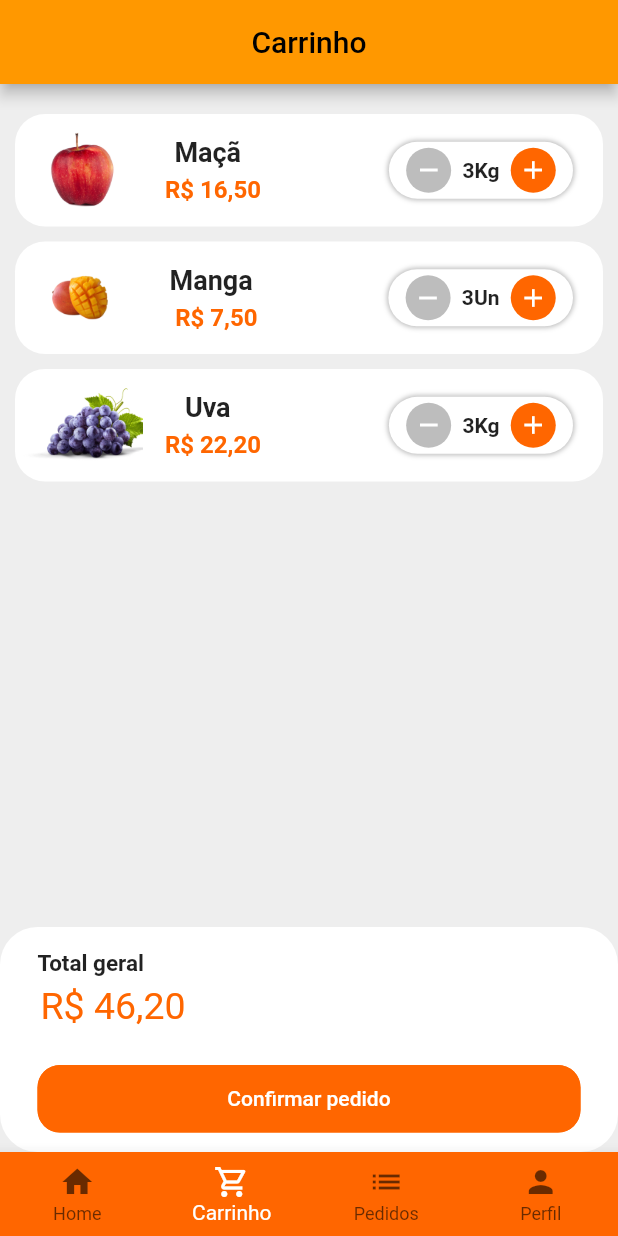
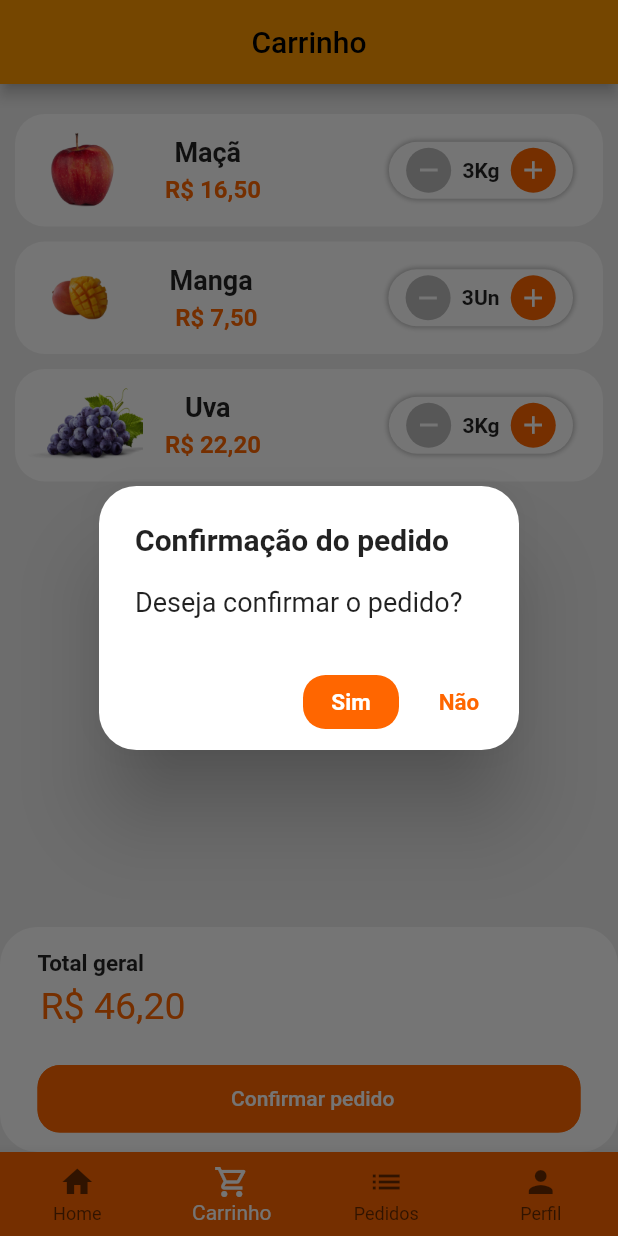
Before and after one commit to nathansnts/quitanda_virtual, a Flutter app: the BaseScreen screen opened directly, item 2 of the bottom bar chosen, after a tap on "Confirmar pedido", on a phone screen of 412 x 824 dp. Run offline on Flutter 3.47's test engine with Material 2 defaults, Android fonts, the phone set to English and light mode, and no system bars; our stand-ins replace animated_text_kit, badges, mask_text_input_formatter.

Commit message:
Add new files and updates

```diff
--- /dev/null
+++ b/lib/src/models/date_time_formatter.dart
@@ -0,0 +1,9 @@
+import 'package:intl/intl.dart';
+
+abstract class DateTimeFormat {
+  static String formatDateTime(DateTime dateTime) {
+    var dateTimeFormat = DateFormat('dd/MM/yyyy kk:mm').format(dateTime);
+
+    return dateTimeFormat;
+  }
+}
--- a/lib/src/pages/cart/cart_page.dart
+++ b/lib/src/pages/cart/cart_page.dart
@@ -185,7 +185,63 @@ class _CartPageState extends State<CartPage> {
                   child: ButtonConfirm(
                     title: 'Confirmar pedido',
                     colorButton: CustomColors.customContrastsColor,
-                    onPressedConfirm: () {},
+                    onPressedConfirm: () => showDialog<String>(
+                      context: context,
+                      barrierDismissible: false,
+                      builder: (context) => AlertDialog(
+                        shape: const RoundedRectangleBorder(
+                          borderRadius: BorderRadius.all(
+                            Radius.circular(25),
+                          ),
+                        ),
+                        title: const Text(
+                          'Confirmação do pedido',
+                          style: TextStyle(
+                            fontSize: 20,
+                            fontWeight: FontWeight.bold,
+                          ),
+                        ),
+                        content: const Text(
+                          'Deseja confirmar o pedido?',
+                          style: TextStyle(
+                            fontSize: 18,
+                          ),
+                        ),
+                        actions: [
+                          TextButton(
+                            style: ButtonStyle(
+                              backgroundColor: MaterialStateProperty.all(
+                                  CustomColors.customContrastsColor),
+                              shape: MaterialStateProperty.all(
+                                RoundedRectangleBorder(
+                                  borderRadius: BorderRadius.circular(15),
+                                ),
+                              ),
+                            ),
+                            onPressed: () {},
+                            child: const Text(
+                              'Sim',
+                              style: TextStyle(
+                                  fontSize: 15,
+                                  fontWeight: FontWeight.bold,
+                                  color: Colors.white),
+                            ),
+                          ),
+                          TextButton(
+                            onPressed: () {
+                              Navigator.pop(context, 'Não');
+                            },
+                            child: Text(
+                              'Não',
+                              style: TextStyle(
+                                  fontSize: 15,
+                                  fontWeight: FontWeight.bold,
+                                  color: CustomColors.customContrastsColor),
+                            ),
+                          ),
+                        ],
+                      ),
+                    ),
                   ),
                 ),
               ],
--- a/lib/src/pages/home/home_page.dart
+++ b/lib/src/pages/home/home_page.dart
@@ -1,6 +1,5 @@
 import 'package:badges/badges.dart';
 import 'package:flutter/material.dart';
-import 'package:intl/intl.dart';
 import 'package:quitanda_virtual/src/config/custom_colors.dart';
 import 'package:quitanda_virtual/src/models/currency_formatter.dart';
 import 'package:quitanda_virtual/src/pages/home/components/category_tile.dart';
--- /dev/null
+++ b/lib/src/pages/orders/components/order_tile.dart
@@ -0,0 +1,167 @@
+import 'package:flutter/material.dart';
+import 'package:quitanda_virtual/src/config/app_data.dart';
+import 'package:quitanda_virtual/src/config/custom_colors.dart';
+import 'package:quitanda_virtual/src/models/currency_formatter.dart';
+
+import 'package:quitanda_virtual/src/models/date_time_formatter.dart';
+import 'package:quitanda_virtual/src/models/order_model.dart';
+import 'package:quitanda_virtual/src/widgets/button_confirm.dart';
+import 'package:quitanda_virtual/src/widgets/progress_order.dart';
+
+class OrderTile extends StatelessWidget {
+  final OrderModel order;
+  const OrderTile({super.key, required this.order});
+
+  @override
+  Widget build(BuildContext context) {
+    return Card(
+      shape: RoundedRectangleBorder(
+        borderRadius: BorderRadius.circular(10),
+      ),
+      //Widget que expande e diminui o conteúdo
+      child: Theme(
+        data: ThemeData().copyWith(
+          dividerColor: Colors.transparent,
+        ),
+        child: ExpansionTile(
+          textColor: CustomColors.customContrastsColor,
+          title: Column(
+            //Crescimento no eixo vertical o mínimo possível
+            mainAxisSize: MainAxisSize.min,
+            crossAxisAlignment: CrossAxisAlignment.start,
+            children: [
+              Text('Pedido: ${order.id}'),
+              const SizedBox(
+                height: 5,
+              ),
+              Text(
+                DateTimeFormat.formatDateTime(order.createDateTime),
+              ),
+              const SizedBox(
+                height: 4,
+              ),
+            ],
+          ),
+          childrenPadding: const EdgeInsets.fromLTRB(16, 0, 16, 16),
+          children: [
+            SizedBox(
+              height: 220,
+              child: Row(
+                children: [
+                  Expanded(
+                    //proporção de crescimento do expanded
+                    flex: 3,
+                    child: ListView(
+                      children: order.items
+                          .map(
+                            (i) => Row(
+                              children: [
+                                Text(
+                                  '${i.quantity.toString()} ${i.item.unit}',
+                                  style: const TextStyle(
+                                      fontWeight: FontWeight.bold),
+                                ),
+                                const SizedBox(
+                                  width: 2,
+                                ),
+                                Text(
+                                  i.item.name,
+                                  style: const TextStyle(
+                                      fontWeight: FontWeight.bold),
+                                ),
+                                //Ocupa o maior espaço possível entre dois widgets
+                                const Spacer(),
+                                Text(
+                                  CurrencyFormatter.formatCurrency(
+                                    i.item.price,
+                                  ),
+                                  style: const TextStyle(
+                                      fontWeight: FontWeight.bold),
+                                ),
+                              ],
+                            ),
+                          )
+                          .toList(),
+                    ),
+                  ),
+                  VerticalDivider(
+                    width: 20,
+                    thickness: 1,
+                    indent: 0,
+                    endIndent: 35,
+                    color: Colors.grey[800],
+                  ),
+                  Expanded(
+                    flex: 2,
+                    child: Column(
+                      crossAxisAlignment: CrossAxisAlignment.start,
+                      children: [
+                        const ProgressOrder(
+                          title: 'Pedido confirmado',
+                          icon: Icons.check,
+                        ),
+                        VerticalDivider(
+                          thickness: 1,
+                          indent: 5,
+                          endIndent: 5,
+                          color: Colors.grey[500],
+                        ),
+                        const ProgressOrder(title: 'Pagamento'),
+                        VerticalDivider(
+                          thickness: 1,
+                          indent: 5,
+                          endIndent: 5,
+                          color: Colors.grey[500],
+                        ),
+                        const ProgressOrder(title: 'Preparando'),
+                        VerticalDivider(
+                          thickness: 1,
+                          indent: 5,
+                          endIndent: 5,
+                          color: Colors.grey[500],
+                        ),
+                        const ProgressOrder(title: 'Envio'),
+                        VerticalDivider(
+                          thickness: 1,
+                          indent: 5,
+                          endIndent: 5,
+                          color: Colors.grey[500],
+                        ),
+                        const ProgressOrder(title: 'Entregue')
+                      ],
+                    ),
+                  ),
+                ],
+              ),
+            ),
+            Row(
+              children: [
+                const Text(
+                  'Total:',
+                  style: TextStyle(fontSize: 20, fontWeight: FontWeight.bold),
+                ),
+                const SizedBox(
+                  width: 10,
+                ),
+                Text(
+                  CurrencyFormatter.formatCurrency(order.total),
+                  style: const TextStyle(
+                      fontSize: 20, fontWeight: FontWeight.bold),
+                ),
+              ],
+            ),
+            const SizedBox(
+              height: 10,
+            ),
+            ButtonConfirm(
+              title: 'Ver QR Code Pix',
+              colorButton: CustomColors.customContrastsColor,
+              icon: Icons.pix_outlined,
+              onPressedConfirm: () {},
+            ),
+          ],
+        ),
+      ),
+    );
+  }
+}
--- /dev/null
+++ b/lib/src/pages/orders/order_page.dart
@@ -0,0 +1,28 @@
+import 'package:flutter/material.dart';
+import 'package:quitanda_virtual/src/config/app_data.dart' as app_data_mock;
+import 'package:quitanda_virtual/src/pages/orders/components/order_tile.dart';
+
+class OrderPage extends StatelessWidget {
+  const OrderPage({super.key});
+
+  @override
+  Widget build(BuildContext context) {
+    return Scaffold(
+      appBar: AppBar(
+        title: const Text('Pedidos'),
+        centerTitle: true,
+        automaticallyImplyLeading: false,
+      ),
+      body: ListView.separated(
+          padding: const EdgeInsets.all(16),
+          //Animação de rolagem
+          physics: const BouncingScrollPhysics(),
+          itemBuilder: (_, index) =>
+              OrderTile(order: app_data_mock.orders[index]),
+          separatorBuilder: (_, index) => const SizedBox(
+                height: 10,
+              ),
+          itemCount: app_data_mock.orders.length),
+    );
+  }
+}
--- /dev/null
+++ b/lib/src/pages/profile/profile_page.dart
@@ -0,0 +1,114 @@
+import 'package:flutter/material.dart';
+import 'package:quitanda_virtual/src/config/custom_colors.dart';
+import 'package:quitanda_virtual/src/pages/profile/change_registration_data.dart';
+
+import 'change_password_data.dart';
+
+class ProfilePage extends StatelessWidget {
+  const ProfilePage({super.key});
+
+  @override
+  Widget build(BuildContext context) {
+    return Scaffold(
+      appBar: AppBar(
+        title: const Text(
+          'Meu perfil',
+          style: TextStyle(fontSize: 22),
+        ),
+        centerTitle: true,
+        automaticallyImplyLeading: false,
+        actions: const [
+          Icon(
+            Icons.exit_to_app_outlined,
+            size: 28,
+          ),
+        ],
+      ),
+      body: Center(
+        child: Padding(
+          padding: const EdgeInsets.only(top: 45),
+          child: Column(
+            children: [
+              Image.asset(
+                'assets/icons/person.png',
+                width: 90,
+                height: 90,
+                fit: BoxFit.cover,
+              ),
+              const SizedBox(
+                height: 25,
+              ),
+              InkWell(
+                onTap: () {},
+                child: Text(
+                  'Alterar foto',
+                  style: TextStyle(
+                    color: CustomColors.customContrastsColor,
+                    fontWeight: FontWeight.bold,
+                    fontSize: 15,
+                  ),
+                ),
+              ),
+              const SizedBox(
+                height: 60,
+              ),
+              InkWell(
+                onTap: () {
+                  Navigator.of(context).push(MaterialPageRoute(
+                      builder: (context) => const ChangeRegistrationData()));
+                },
+                child: Container(
+                  padding: const EdgeInsets.all(10),
+                  decoration: BoxDecoration(
+                      borderRadius: BorderRadius.circular(20),
+                      color: CustomColors.customContrastsColor),
+                  child: Row(
+                    mainAxisSize: MainAxisSize.min,
+                    children: const [
+                      Icon(Icons.person),
+                      SizedBox(
+                        width: 5,
+                      ),
+                      Text(
+                        'Alterar dados cadastrais',
+                        style: TextStyle(fontSize: 15, color: Colors.white),
+                      ),
+                    ],
+                  ),
+                ),
+              ),
+              const SizedBox(
+                height: 30,
+              ),
+              InkWell(
+                onTap: () {
+                  Navigator.of(context).push(MaterialPageRoute(
+                      builder: (context) => const ChangePasswordData()));
+                },
+                child: Container(
+                  padding: const EdgeInsets.all(10),
+                  decoration: BoxDecoration(
+                      borderRadius: BorderRadius.circular(20),
+                      color: CustomColors.customContrastsColor),
+                  child: Row(
+                    mainAxisSize: MainAxisSize.min,
+                    children: const [
+                      Icon(Icons.lock_outline),
+                      SizedBox(
+                        width: 5,
+                      ),
+                      Text(
+                        'Alterar senha de acesso',
+                        style: TextStyle(fontSize: 15, color: Colors.white),
+                      ),
+                    ],
+                  ),
+                ),
+              ),
+            ],
+          ),
+        ),
+      ),
+    );
+  }
+}
--- a/lib/src/pages/screen_base/base_screen.dart
+++ b/lib/src/pages/screen_base/base_screen.dart
@@ -2,6 +2,9 @@ import 'package:flutter/material.dart';
 import 'package:quitanda_virtual/src/config/custom_colors.dart';
 import 'package:quitanda_virtual/src/pages/cart/cart_page.dart';
 import 'package:quitanda_virtual/src/pages/home/home_page.dart';
+import 'package:quitanda_virtual/src/pages/profile/profile_page.dart';
+
+import '../orders/order_page.dart';
 
 class BaseScreen extends StatefulWidget {
   const BaseScreen({super.key});
@@ -27,15 +30,11 @@ class _BaseScreenState extends State<BaseScreen> {
       body: PageView(
         physics: const NeverScrollableScrollPhysics(),
         controller: _controller,
-        children: [
-          const HomePage(),
+        children: const [
+          HomePage(),
           CartPage(),
-          Container(
-            color: Colors.yellowAccent,
-          ),
-          Container(
-            color: Colors.blue,
-          ),
+          OrderPage(),
+          ProfilePage(),
         ],
       ),
       bottomNavigationBar: BottomNavigationBar(
--- a/lib/src/widgets/button_confirm.dart
+++ b/lib/src/widgets/button_confirm.dart
@@ -20,6 +20,7 @@ class ButtonConfirm extends StatelessWidget {
   @override
   Widget build(BuildContext context) {
     //Definindo um botão personalizável com bordas arredondadas
+
     return SizedBox(
       height: 45,
       width: MediaQuery.of(context).size.width,
@@ -35,7 +36,15 @@ class ButtonConfirm extends StatelessWidget {
         child: Row(
           mainAxisAlignment: MainAxisAlignment.center,
           children: [
-            icon != null ? Icon(icon) : const Text(''),
+            icon != null
+                ? Icon(
+                    icon,
+                    color: colorText,
+                  )
+                : const Text(''),
+            const SizedBox(
+              width: 5,
+            ),
             Text(
               title,
               style: TextStyle(
--- a/pubspec.yaml
+++ b/pubspec.yaml
@@ -70,6 +70,7 @@ flutter:
     - assets/images/kiwi.png
     - assets/images/mango.png
     - assets/images/papaya.png
+    - assets/icons/person.png
   #   - images/a_dot_ham.jpeg
 
   # An image asset can refer to one or more resolution-specific "variants", see
```
Also changed, not shown: lib/src/config/app_data.dart (+15 -0 lines), lib/src/models/order_model.dart (added, +20 -0 lines), lib/src/pages/profile/change_password_data.dart (added, +113 -0 lines), lib/src/pages/profile/change_registration_data.dart (added, +119 -0 lines), lib/src/widgets/progress_order.dart (added, +50 -0 lines), assets/icons/person.png (added).
